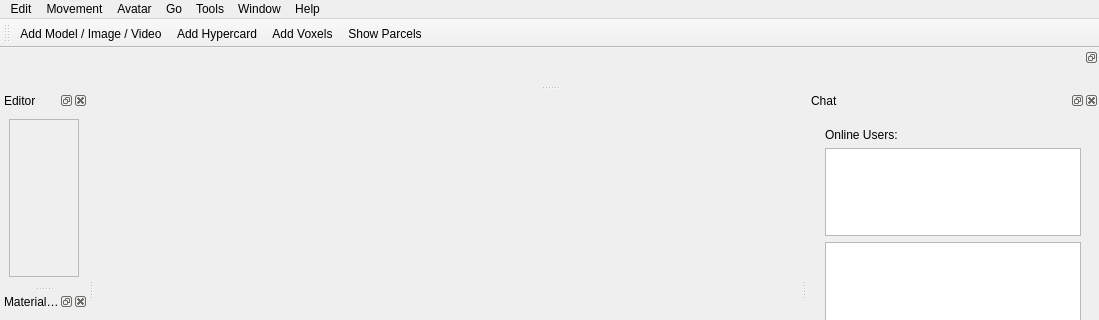
Before: the Qt Designer form gui_client/MainWindow.ui in shipilovden/substrata-metasiberia, drawn with Qt 5; both pictures show x 0 to 1099 and y 0 to 320 of the 1099 by 763 pixel window.
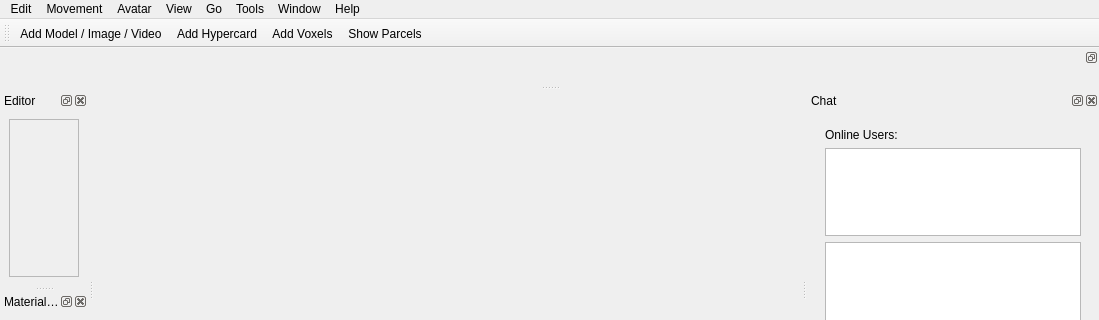
After: the same form once the commit is applied. Custom widgets are drawn as their Qt base class.

```diff
--- a/gui_client/MainWindow.ui
+++ b/gui_client/MainWindow.ui
@@ -101,9 +101,16 @@
     </property>
     <addaction name="actionAvatarSettings"/>
    </widget>
+   <widget class="QMenu" name="menuView">
+    <property name="title">
+     <string>View</string>
+    </property>
+    <addaction name="actionThird_Person_Camera"/>
+   </widget>
    <addaction name="menuEdit"/>
    <addaction name="menuMovement"/>
    <addaction name="menuAvatar"/>
+   <addaction name="menuView"/>
    <addaction name="menuGo"/>
    <addaction name="menuTools"/>
    <addaction name="menuWindow"/>
```
Left out of the diff: 8 changed lines with no effect on the pictures.
